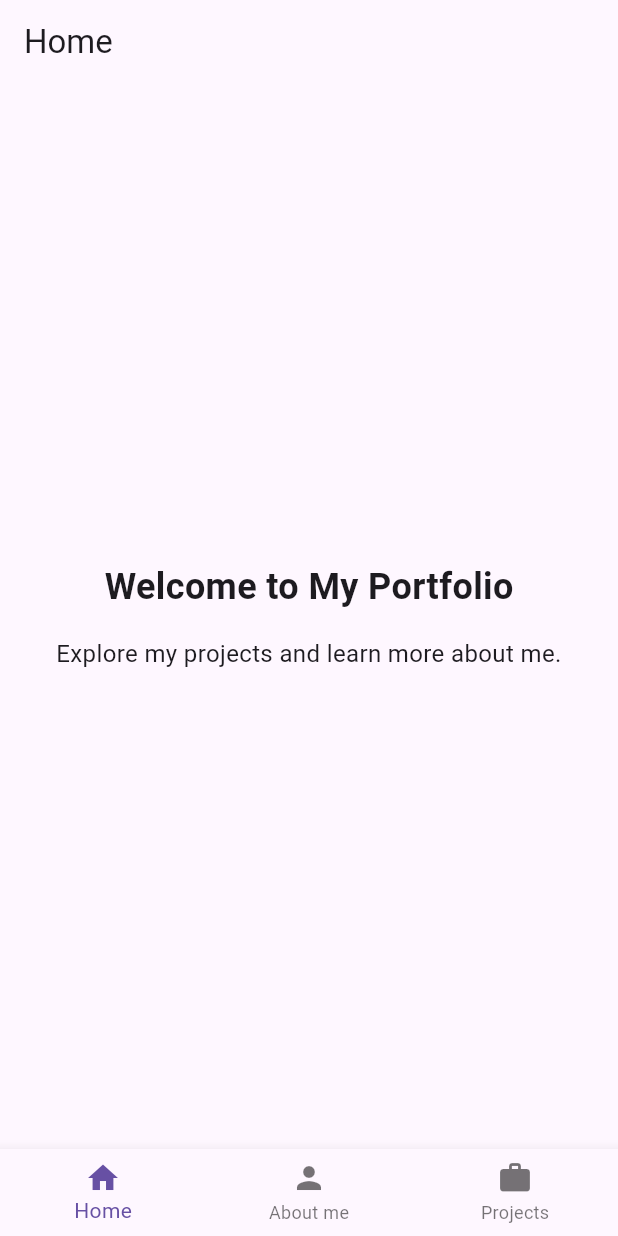
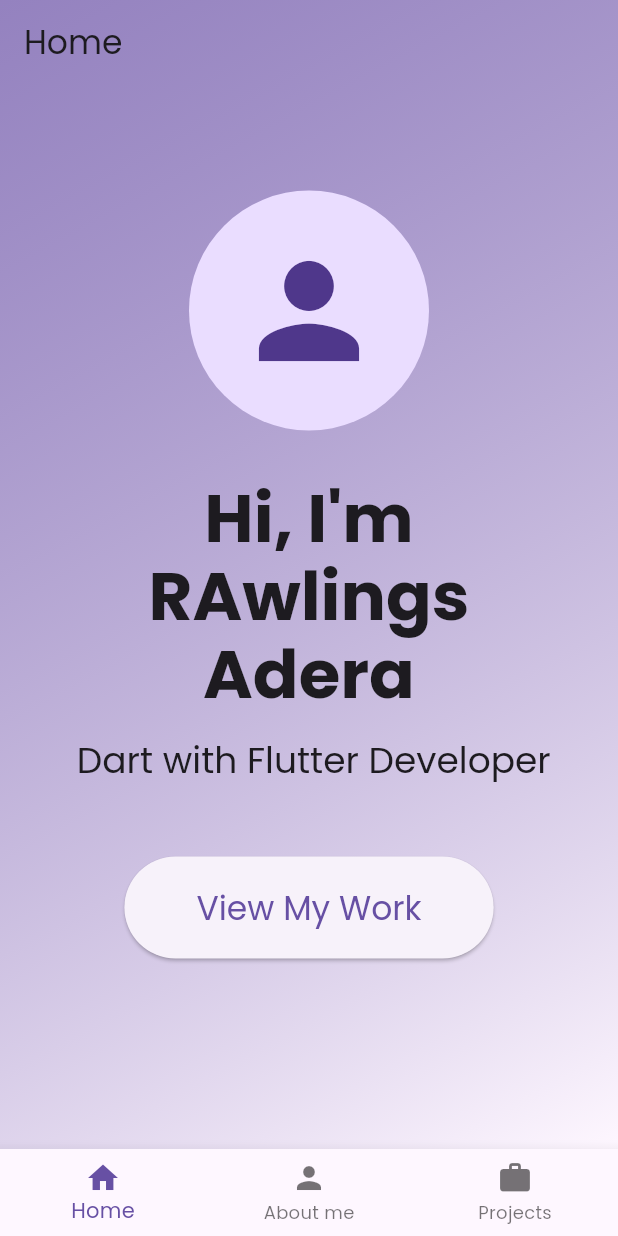
Before and after one commit to Rawlings378/rollo-portfolio, a Flutter app: the screen it shows after launch, on a phone screen of 412 x 824 dp. Run offline on Flutter 3.47's test engine with Material 3 defaults, Android fonts, the phone set to English and light mode, and no system bars; drawn by our look-alikes of flutter_animate; our stand-ins replace firebase_core, google_fonts; accounts and stored records are empty.

Commit message:
my return to homepage Commit

```diff
--- a/lib/main.dart
+++ b/lib/main.dart
@@ -1,14 +1,12 @@
+// lib/main.dart
+
 import 'package:flutter/material.dart';
-import 'package:rollo_portfolio/pages/about_me.dart';
+import 'package:google_fonts/google_fonts.dart';
+import 'package:rollo_portfolio/pages/home_page.dart';
+ import 'package:rollo_portfolio/pages/about_me.dart';
 import 'package:rollo_portfolio/pages/projects_page.dart';
-import 'pages/home_page.dart';
-import 'package:firebase_core/firebase_core.dart';
-import 'firebase_options.dart';
 
-void main() async {
-  WidgetsFlutterBinding.ensureInitialized();
-  await Firebase.initializeApp(options: DefaultFirebaseOptions.currentPlatform);
-
+void main() {
   runApp(const MyPortfolioApp());
 }
 
@@ -20,13 +18,33 @@ class MyPortfolioApp extends StatelessWidget {
     return MaterialApp(
       title: 'My Portfolio',
       debugShowCheckedModeBanner: false,
-      theme: ThemeData(primarySwatch: Colors.blue),
-      initialRoute: '/',
-      routes: {
+
+      // Your theme code is perfect
+      theme: ThemeData(
+        brightness: Brightness.light,
+        primarySwatch: Colors.blue,
+        visualDensity: VisualDensity.adaptivePlatformDensity,
+        textTheme: GoogleFonts.poppinsTextTheme(Theme.of(context).textTheme),
+      ),
+      darkTheme: ThemeData(
+        brightness: Brightness.dark,
+        primarySwatch: Colors.blue,
+        visualDensity: VisualDensity.adaptivePlatformDensity,
+        textTheme: GoogleFonts.poppinsTextTheme(
+          Theme.of(context).textTheme.apply(bodyColor: Colors.white),
+        ),
+      ),
+      themeMode: ThemeMode.system,
+
+      // This is the only change
+      // We removed the 'routes' and just set 'home' to HomePage
+      routes:{
         '/': (context) => const HomePage(),
-        '/about Me': (context) => const AboutPage(),
-        '/projects': (context) => const ProjectsPage(),
-      },
+        'projects': (context) => const ProjectsPage(),
+        'about me': (context) => const AboutPage(),
+
+
+      }
     );
   }
 }
--- a/lib/pages/home_page.dart
+++ b/lib/pages/home_page.dart
@@ -1,5 +1,13 @@
+// lib/pages/home_page.dart
+
 import 'package:flutter/material.dart';
+// Import the animation package
+import 'package:flutter_animate/flutter_animate.dart';
+// Import the other pages we need to show
+import 'package:rollo_portfolio/pages/about_me.dart';
+import 'package:rollo_portfolio/pages/projects_page.dart';
 
+// HomePage is now our main "shell" widget
 class HomePage extends StatefulWidget {
   const HomePage({super.key});
 
@@ -7,55 +15,194 @@ class HomePage extends StatefulWidget {
   State<HomePage> createState() => _HomePageState();
 }
 
+// The State class holds all the logic and the selected tab index
 class _HomePageState extends State<HomePage> {
+  // A variable to store the index of the currently selected tab
+  // 0 = Home, 1 = About, 2 = Projects
   int _selectedIndex = 0;
 
+  // This list will hold the actual page widgets we want to show
+  // We use 'late final' because we initialize it in 'initState'
+  late final List<Widget> _pages;
+
+  // This function is called once when the widget is first created
+  @override
+  void initState() {
+    super.initState();
+
+    // Now we define our list of pages
+    _pages = <Widget>[
+      // Index 0: The content built by our *local helper method* below
+      _buildHomePageContent(),
+
+      // Index 1: The existing AboutPage
+      const AboutPage(),
+
+      // Index 2: The existing ProjectsPage
+      const ProjectsPage(),
+    ];
+  }
+
+  // This function is called whenever a tab in the BottomNavigationBar is tapped
+  void _onItemTapped(int index) {
+    // setState tells Flutter to rebuild the widget with the new state
+    setState(() {
+      // Update our variable to match the new tab index
+      _selectedIndex = index;
+    });
+  }
+
+  // The build method is called every time setState is called
   @override
   Widget build(BuildContext context) {
+    // A list of the titles for the AppBar
+    const List<String> pageTitles = [
+      'Home', // Title for index 0
+      'About Me', // Title for index 1
+      'My Projects', // Title for index 2
+    ];
+
+    // Scaffold is the main layout structure for our app
     return Scaffold(
-      appBar: AppBar(title: const Text('Home')),
-      body: Center(
+      appBar: AppBar(
+        // The title is dynamically set from our list
+        title: Text(pageTitles[_selectedIndex]),
+        // Make the AppBar's background transparent
+        backgroundColor: Colors.transparent,
+        // Remove the shadow/elevation
+        elevation: 0,
+      ),
+      // This tells the body to draw *behind* the AppBar
+      extendBodyBehindAppBar: true,
+
+      // The main content of the page
+      // IndexedStack keeps all pages in memory and preserves their state
+      // (like scroll position) when you switch tabs.
+      body: IndexedStack(
+        index: _selectedIndex, // Show the page matching the selected index
+        children: _pages, // The list of all pages
+      ),
+
+      // The navigation bar at the bottom
+      bottomNavigationBar: BottomNavigationBar(
+        // Tells the bar which item is currently active
+        currentIndex: _selectedIndex,
+        // The function to call when a new item is tapped
+        onTap: _onItemTapped,
+        // The list of items (tabs)
+        items: const [
+          BottomNavigationBarItem(
+            icon: Icon(Icons.home),
+            label: 'Home',
+          ),
+          BottomNavigationBarItem(
+            icon: Icon(Icons.person),
+            label: 'About me',
+          ),
+          BottomNavigationBarItem(
+            icon: Icon(Icons.work),
+            label: 'Projects',
+          ),
+        ],
+      ),
+    );
+  }
+
+  //
+  // --- This is the key! ---
+  // This is the *content* for the home page (index 0)
+  // By making it a helper method, we keep it in the *same file*
+  // but separate from the main build logic.
+  //
+  Widget _buildHomePageContent() {
+    // A Container allows us to add background styling, like a gradient
+    return Container(
+      // The decoration property is for styling
+      decoration: BoxDecoration(
+        // We'll use a LinearGradient for a modern background
+        gradient: LinearGradient(
+          colors: [
+            Theme.of(context).colorScheme.primary.withValues(alpha: 0.7),
+            Theme.of(context).colorScheme.surface,
+          ],
+          begin: Alignment.topLeft,
+          end: Alignment.bottomRight,
+        ),
+      ),
+      // Center all the content
+      child: Center(
+        // ConstrainedBox limits the width on desktops
+        child: ConstrainedBox(
+          constraints: const BoxConstraints(maxWidth: 900),
           child: Padding(
-          padding: const EdgeInsets.all(16.0),
+            padding: const EdgeInsets.all(32.0),
+            // Column arranges its children vertically
             child: Column(
               mainAxisAlignment: MainAxisAlignment.center,
               children: [
-              const Text(
-                'Welcome to My Portfolio',
-                style: TextStyle(fontSize: 24, fontWeight: FontWeight.bold),
+                // --- 1. Interactive Avatar ---
+                CircleAvatar(
+                  radius: 80,
+                  backgroundColor:
+                      Theme.of(context).colorScheme.primaryContainer,
+                  child: Icon(
+                    Icons.person,
+                    size: 100,
+                    color: Theme.of(context).colorScheme.onPrimaryContainer,
                   ),
+                  //  Add your photo here!
+                )
+                    .animate()
+                    .fadeIn(duration: 600.ms)
+                    .scale(delay: 200.ms),
+
+                const SizedBox(height: 32),
+
+                // --- 2. Animated Title ---
+                Text(
+                  "Hi, I'm RAwlings Adera", //  Change this
+                  textAlign: TextAlign.center,
+                  style: Theme.of(context)
+                      .textTheme
+                      .displayMedium!
+                      .copyWith(fontWeight: FontWeight.bold),
+                )
+                    .animate()
+                    .fadeIn(delay: 400.ms, duration: 600.ms)
+                    .slide(begin: const Offset(0, 0.5), delay: 400.ms),
+
                 const SizedBox(height: 16),
-              const Text(
-                'Explore my projects and learn more about me.',
+
+                // --- 3. Animated Subtitle ---
+                Text(
+                  " Dart with Flutter Developer",
                   textAlign: TextAlign.center,
-                style: TextStyle(fontSize: 16),
+                  style: Theme.of(context).textTheme.headlineSmall,
+                )
+                    .animate()
+                    .fadeIn(delay: 600.ms, duration: 600.ms)
+                    .slide(begin: const Offset(0, 0.5), delay: 600.ms),
+
+                const SizedBox(height: 48),
+
+                // --- 4. Interactive Call-to-Action Button ---
+                ElevatedButton(
+                  // When pressed, call our local function to switch tabs
+                  onPressed: () => _onItemTapped(2), // Go to Projects (index 2)
+                  style: ElevatedButton.styleFrom(
+                    padding: const EdgeInsets.symmetric(
+                        horizontal: 48, vertical: 20),
+                    textStyle: Theme.of(context).textTheme.titleLarge,
                   ),
+                  child: const Text("View My Work"),
+                )
+                    .animate()
+                    .fadeIn(delay: 800.ms, duration: 600.ms)
+                    .slide(begin: const Offset(0, 0.5), delay: 800.ms),
               ],
             ),
           ),
         ),
-      bottomNavigationBar: BottomNavigationBar(
-        currentIndex: _selectedIndex,
-        onTap: (index) {
-          // Update the selected index to highlight the tapped item
-          setState(() {
-            _selectedIndex = index;
-          });
-          // Navigate to the corresponding page based on the index
-          if (index == 1) {
-            // Navigate to About Me page using named route
-            Navigator.pushNamed(context, '/about Me');
-          } else if (index == 2) {
-            // Navigate to Projects page using named route
-            Navigator.pushNamed(context, '/projects');
-          }
-          // For index 0 (Home), do nothing as we are already on the homepage
-        },
-        items: const [
-          BottomNavigationBarItem(icon: Icon(Icons.home), label: 'Home'),
-          BottomNavigationBarItem(icon: Icon(Icons.person), label: 'About me'),
-          BottomNavigationBarItem(icon: Icon(Icons.work), label: 'Projects'),
-        ],
       ),
     );
   }
--- a/pubspec.yaml
+++ b/pubspec.yaml
@@ -41,6 +41,7 @@ dependencies:
   google_fonts: ^6.3.2
   animated_text_kit: ^4.3.0
   url_launcher: ^6.3.2
+  flutter_animate: ^4.5.2
 
 
 dev_dependencies:
```
Also changed, not shown: pubspec.lock. Lines whose indentation alone changed are shown as unchanged.
